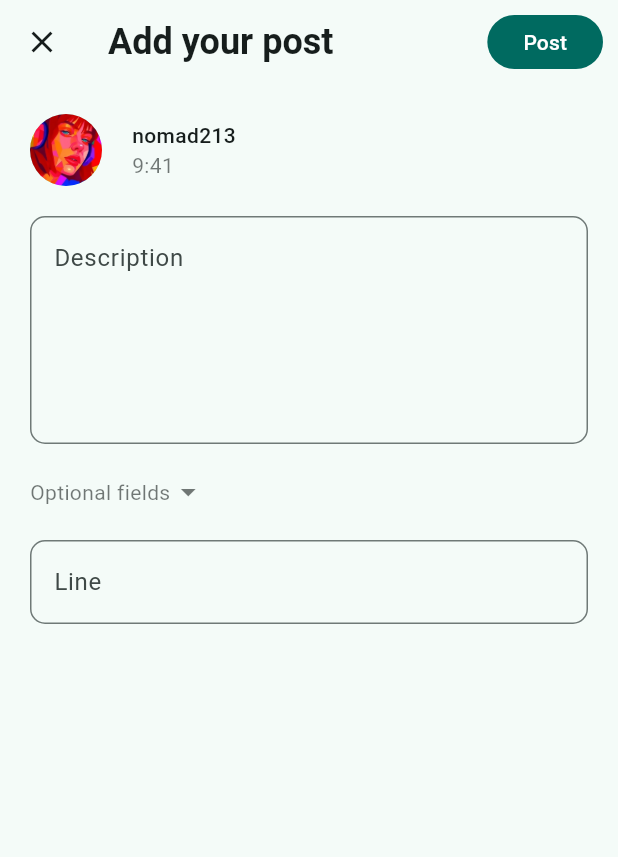
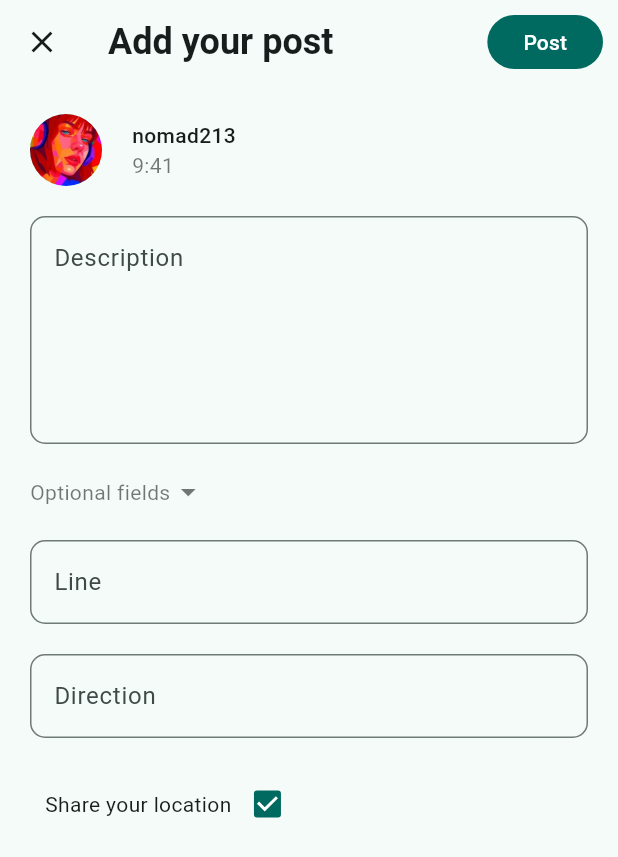
Before and after one commit to Schoji/KanarRadar, a Flutter app: the screen it shows once a user with an empty profile is signed in, item 3 of the bottom bar chosen, on a phone screen of 412 x 824 dp. Shown: the top 857 px of the screen. Run offline on Flutter 3.47's test engine with Material 3 defaults, Android fonts, the light colour scheme and no system bars; our stand-ins replace firebase_auth, firebase_core, firebase_database, lottie, shared_preferences; accounts and stored records are empty; generated files the repository leaves out were written again.

```diff
--- a/lib/data/notifiers.dart
+++ b/lib/data/notifiers.dart
@@ -3,3 +3,4 @@ import 'package:flutter/material.dart';
 ValueNotifier<int> selectedPageNotifier = ValueNotifier(0);
 ValueNotifier<bool> isDarkModeNotifier = ValueNotifier(false);
 ValueNotifier<int> selectedTypeNotifier = ValueNotifier(0);
+ValueNotifier<String> selectedCityNotifier = ValueNotifier("Szczecin");
--- a/lib/logic/page_manager.dart
+++ b/lib/logic/page_manager.dart
@@ -10,7 +10,7 @@ import 'package:firebase_auth/firebase_auth.dart';
 class PageManager extends StatelessWidget {
   final bool wasOpenedBefore;
 
-  PageManager({super.key, required this.wasOpenedBefore});
+  const PageManager({super.key, required this.wasOpenedBefore});
 
   @override
   Widget build(BuildContext context) {
--- a/lib/views/pages/posts/addpost_page.dart
+++ b/lib/views/pages/posts/addpost_page.dart
@@ -1,5 +1,7 @@
 import 'package:flutter/material.dart';
 import 'package:kontrole/data/constants.dart';
+import 'package:kontrole/data/notifiers.dart';
+import 'package:kontrole/logic/auth_service.dart';
 import 'package:kontrole/logic/database_service.dart';
 import 'package:kontrole/views/widget_tree.dart';
 
@@ -11,13 +13,39 @@ class AddPost extends StatefulWidget {
 }
 
 class _AddPostState extends State<AddPost> {
+  bool? locationChecked = true;
   @override
   Widget build(BuildContext context) {
     TextEditingController controllerDescription = TextEditingController();
     TextEditingController controllerLocation = TextEditingController();
+    TextEditingController controllerDirection = TextEditingController();
+
     Color secondaryTextColor = Theme.of(
       context,
     ).colorScheme.onSurface.withValues(alpha: 0.6);
+
+    void publishPost() {
+      DatabaseService().create(
+        path: "post",
+        data: {
+          'username':
+              AuthService().currentUser?.email?.split("@")[0] ??
+              "Nieznany uzytkownik",
+          "timestamp": DateTime.now().toString(),
+          "description": controllerDescription.text,
+          "line": controllerLocation.text,
+          "likescore": 0,
+          "location": selectedCityNotifier.value,
+          "direction": controllerDirection.value,
+        },
+      );
+      Navigator.pushAndRemoveUntil(
+        context,
+        MaterialPageRoute(builder: (context) => WidgetTree()),
+        (route) => false,
+      );
+    }
+
     return Scaffold(
       appBar: AppBar(
         title: Text(
@@ -31,27 +59,7 @@ class _AddPostState extends State<AddPost> {
         actions: [
           Padding(
             padding: const EdgeInsets.all(10.0),
-            child: FilledButton(
-              onPressed: () {
-                DatabaseService().create(
-                  path: "post",
-                  data: {
-                    'username': "paruwa32",
-                    "timestamp": DateTime.now().toString(),
-                    "description": controllerDescription.text,
-                    "line": controllerLocation.text,
-                    "likescore": 0,
-                    "location": "Szczecin",
-                  },
-                );
-                Navigator.pushAndRemoveUntil(
-                  context,
-                  MaterialPageRoute(builder: (context) => WidgetTree()),
-                  (route) => false,
-                );
-              },
-              child: Text("Post"),
-            ),
+            child: FilledButton(onPressed: publishPost, child: Text("Post")),
           ),
         ],
       ),
@@ -112,6 +120,32 @@ class _AddPostState extends State<AddPost> {
                   ),
                 ),
               ),
+              TextField(
+                controller: controllerDirection,
+                decoration: InputDecoration(
+                  labelText: "Direction",
+                  labelStyle: TextStyle(),
+                  border: OutlineInputBorder(
+                    borderRadius: BorderRadius.circular(10.0),
+                  ),
+                ),
+              ),
+              Padding(
+                padding: const EdgeInsets.symmetric(horizontal: 10),
+                child: Row(
+                  children: [
+                    Text("Share your location"),
+                    Checkbox(
+                      value: locationChecked,
+                      onChanged: (bool? value) {
+                        setState(() {
+                          locationChecked = value;
+                        });
+                      },
+                    ),
+                  ],
+                ),
+              ),
             ],
           ),
         ),
--- a/lib/views/widgets/drawer_widget.dart
+++ b/lib/views/widgets/drawer_widget.dart
@@ -1,6 +1,7 @@
 import 'package:flutter/material.dart';
 import 'package:kontrole/data/notifiers.dart';
 import 'package:firebase_auth/firebase_auth.dart';
+import 'package:kontrole/views/widgets/city_selection_widget.dart';
 import 'package:provider/provider.dart';
 import 'package:kontrole/logic/auth_service.dart';
 import 'package:kontrole/logic/page_manager.dart';
@@ -67,7 +68,7 @@ class _DrawerWidgetState extends State<DrawerWidget> {
                     ),
                   ],
                 ),
-
+                CitySelectionWidget(),
                 FilledButton(onPressed: logout, child: Text("Logout")),
               ],
             ),
```
Also changed, not shown: lib/views/pages/home/home_page.dart (+36 -2 lines), lib/views/widgets/city_selection_widget.dart (added, +66 -0 lines), lib/views/widgets/posts/post_widget.dart (+49 -3 lines).
